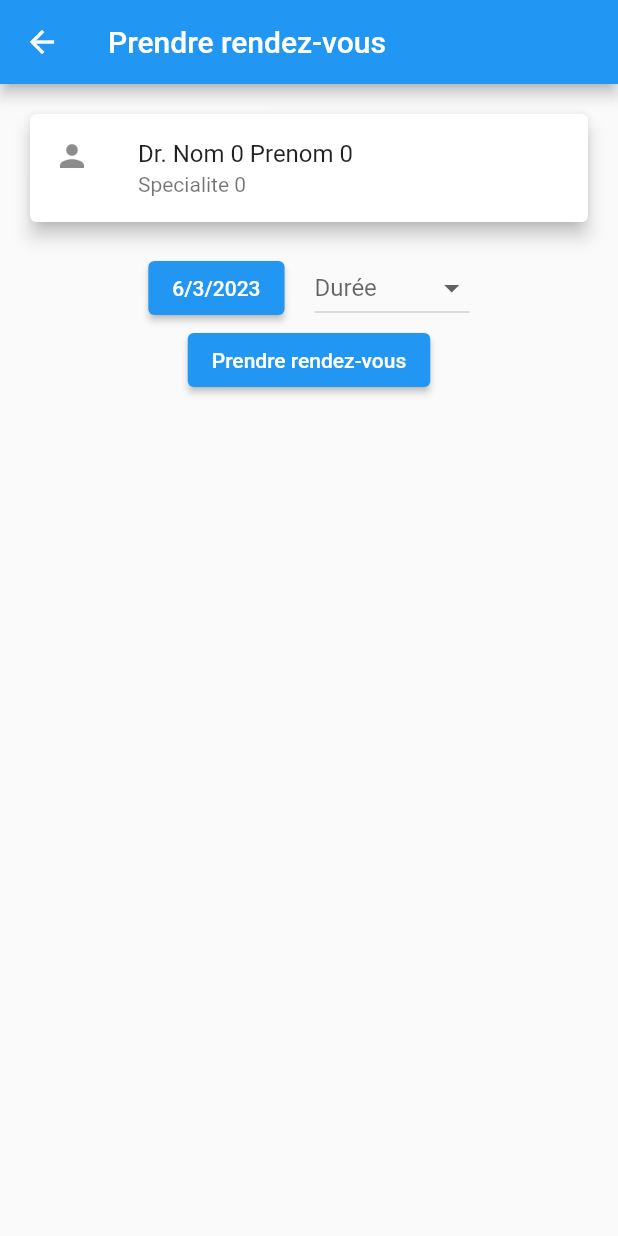
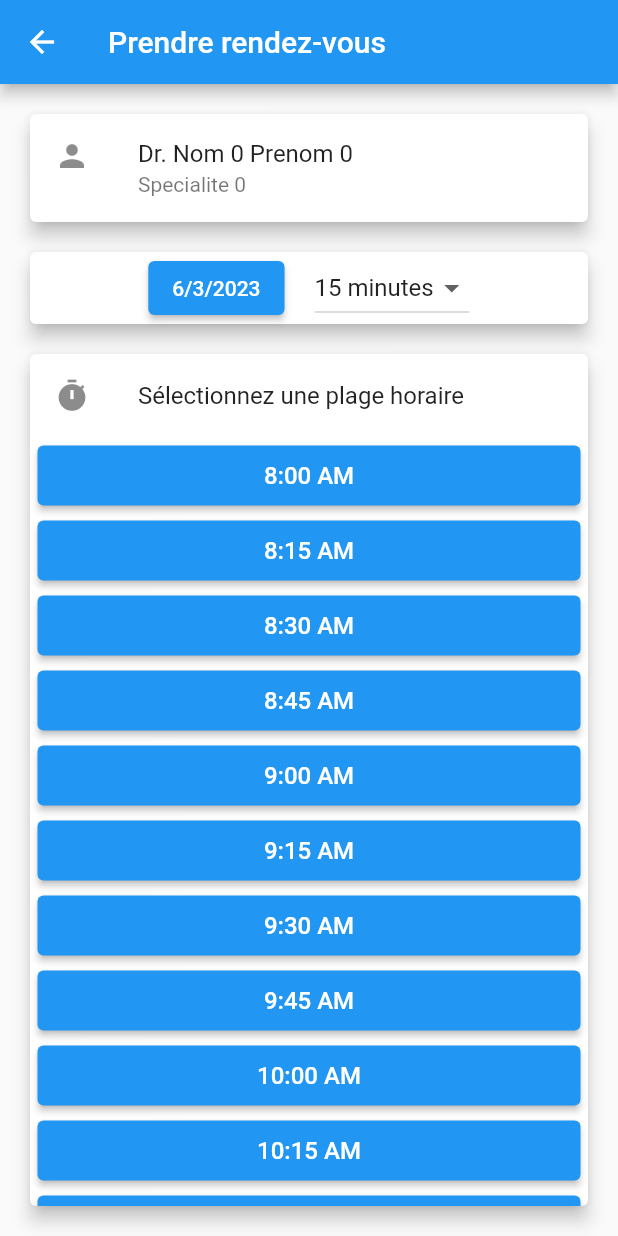
Before and after one commit to PaakuPakuu/bilotcod, a Flutter app: the screen it shows after launch, after a tap on an icon or button, on a phone screen of 412 x 824 dp. Run offline on Flutter 3.47's test engine with Material 2 defaults, Android fonts, the light colour scheme and no system bars; our stand-ins replace cloud_firestore, firebase_auth, firebase_core, go_router, syncfusion_flutter_calendar; missing offline and left inert: firebase_ui_auth; accounts and stored records are empty.

Commit message:
Selection de la plage horaire

```diff
--- a/bilotcode_patient/lib/pages/praticien_page.dart
+++ b/bilotcode_patient/lib/pages/praticien_page.dart
@@ -1,7 +1,9 @@
-import 'package:bilotcod_patient/widgets/datepicker.dart';
 import 'package:flutter/material.dart';
 
 import '../models/praticien.dart';
+import '../models/rdv.dart';
+import '../widgets/datepicker.dart';
+import 'rdv_form.dart';
 
 class PraticienPage extends StatefulWidget {
   final Praticien praticien;
@@ -14,35 +16,110 @@ class PraticienPage extends StatefulWidget {
 
 class _PraticienPageState extends State<PraticienPage> {
   final List<int> durationInMinutesList = [15, 30, 45, 60];
-  int? selectedDuration;
+  int? _selectedDuration;
+
+  DateTime _selectedDate = DateTime.now();
 
   @override
   Widget build(BuildContext context) {
+    _selectedDuration ??= durationInMinutesList.first;
+    final List<TimeOfDay> hours = _getHours(8, 18, _selectedDuration!);
+
     return Scaffold(
       appBar: AppBar(
         title: const Text('Prendre rendez-vous'),
       ),
       body: Center(
         child: Column(
+          mainAxisSize: MainAxisSize.min,
           children: [
             _getPraticienCard(),
-              Row(
+            Card(
+              margin: const EdgeInsets.only(left: 20, right: 20, top: 20),
+              elevation: 5,
+              child: Row(
                 mainAxisAlignment: MainAxisAlignment.center,
                 children: [
-                  const MyDatePicker(),
+                  MyDatePicker(onDateSelected: (DateTime date) {
+                    setState(() {
+                      _selectedDate = date;
+                    });
+                  }),
                   const SizedBox(width: 20),
-                  _getDurationDropdown(selectedDuration, durationInMinutesList),
+                  _getDurationDropdown(
+                      _selectedDuration, durationInMinutesList),
                 ],
               ),
-              ElevatedButton(
-                onPressed: () {
-                  Navigator.pop(context);
-                },
-                child: const Text('Prendre rendez-vous'),
+            ),
+            Flexible(
+              child: Card(
+                margin: const EdgeInsets.all(20),
+                elevation: 5,
+                child: Column(
+                  children: [
+                    const ListTile(
+                      leading: Icon(Icons.timer),
+                      title: Text('Sélectionnez une plage horaire'),
+                    ),
+                    Expanded(
+                      child: _getListedHours(hours, context),
                     ),
                   ],
                 ),
-        ));
+              ),
+            ),
+          ],
+        ),
+      ),
+    );
+  }
+
+  ListView _getListedHours(List<TimeOfDay> hours, BuildContext context) {
+    return ListView(
+      shrinkWrap: true,
+      children: hours
+          .map((TimeOfDay hour) => Container(
+                margin: const EdgeInsets.all(5),
+                height: 40,
+                child: ElevatedButton(
+                  onPressed: () {
+                    Navigator.push(
+                      context,
+                      MaterialPageRoute(
+                        builder: (context) => AppointmentForm(
+                            rdv: Rdv(
+                                date: DateTime(
+                                  _selectedDate.year,
+                                  _selectedDate.month,
+                                  _selectedDate.day,
+                                  hour.hour,
+                                  hour.minute,
+                                ),
+                                durationInMinutes: _selectedDuration!)),
+                      ),
+                    );
+                  },
+                  child: Text(hour.format(context),
+                      style: const TextStyle(fontSize: 16)),
+                ),
+              ))
+          .toList(),
+    );
+  }
+
+  List<TimeOfDay> _getHours(int startHour, int endHour, int duration) {
+    final List<TimeOfDay> hours = [];
+    const int minutesInHour = 60;
+    int currentMinute = 0;
+
+    for (int i = startHour; i < endHour; i++) {
+      while (currentMinute < minutesInHour) {
+        hours.add(TimeOfDay(hour: i, minute: currentMinute));
+        currentMinute += duration;
+      }
+      currentMinute -= minutesInHour;
+    }
+    return hours;
   }
 
   DropdownButton<int> _getDurationDropdown(
@@ -57,7 +134,7 @@ class _PraticienPageState extends State<PraticienPage> {
           .toList(),
       onChanged: (int? value) {
         setState(() {
-          this.selectedDuration = value!;
+          this._selectedDuration = value!;
         });
       },
       hint: const Text('Durée'),
@@ -66,7 +143,7 @@ class _PraticienPageState extends State<PraticienPage> {
 
   Card _getPraticienCard() {
     return Card(
-      margin: const EdgeInsets.all(20),
+      margin: const EdgeInsets.only(left: 20, right: 20, top: 20),
       elevation: 5,
       child: ListTile(
         leading: const Icon(Icons.person),
--- a/bilotcode_patient/lib/widgets/datepicker.dart
+++ b/bilotcode_patient/lib/widgets/datepicker.dart
@@ -1,7 +1,9 @@
 import 'package:flutter/material.dart';
 
 class MyDatePicker extends StatefulWidget {
-  const MyDatePicker({super.key});
+  final void Function(DateTime) onDateSelected;
+
+  const MyDatePicker({super.key, required this.onDateSelected});
 
   @override
   State<MyDatePicker> createState() => _MyDatePickerState();
@@ -21,6 +23,7 @@ class _MyDatePickerState extends State<MyDatePicker> {
       setState(() {
         _selectedDate = picked;
       });
+      widget.onDateSelected(_selectedDate);
     }
   }
 
```
Also changed, not shown: bilotcode_patient/lib/pages/rdv_form.dart (renamed from bilotcode_patient/lib/widgets/rdv_form.dart, +6 -2 lines). Lines whose indentation alone changed are shown as unchanged.
